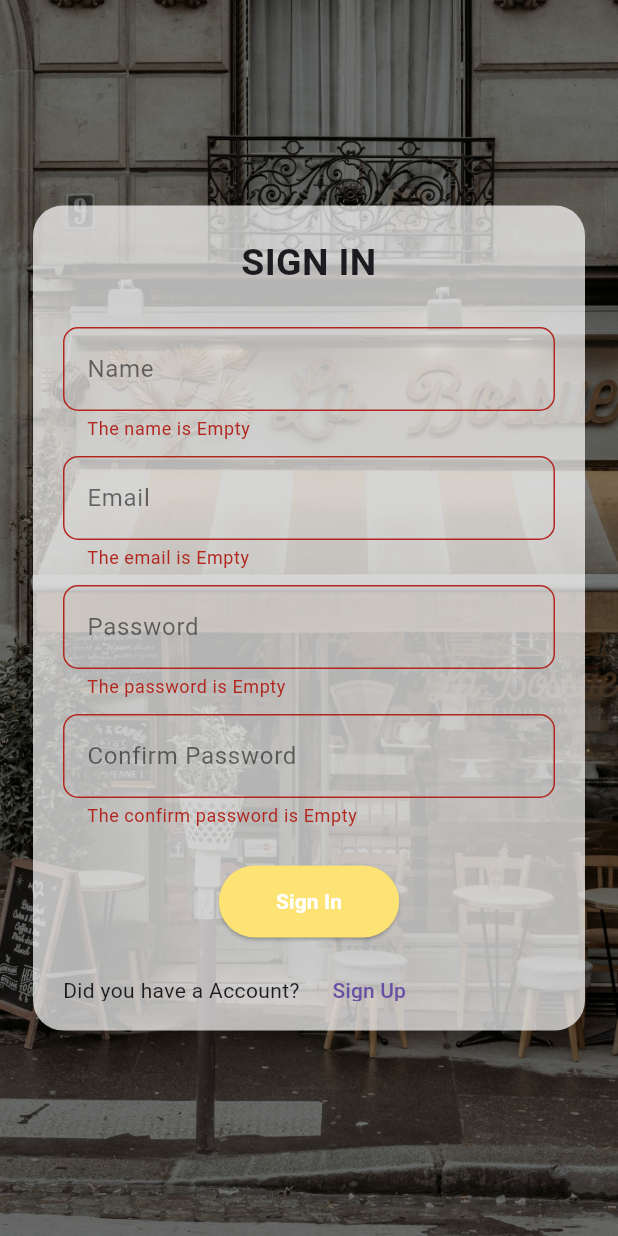
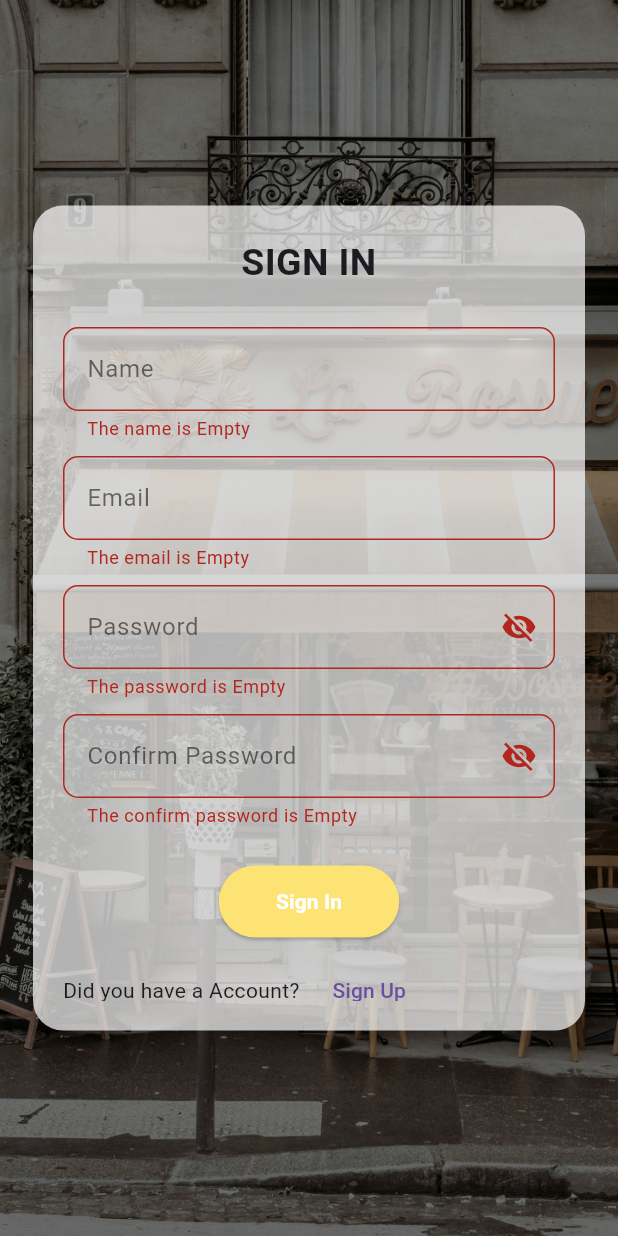
Before and after one commit to alfredliu-development/online-coffee-shop, a Flutter app: the SignIn screen opened directly, after a tap on "Sign In", on a phone screen of 412 x 824 dp. Run offline on Flutter 3.47's test engine with Material 3 defaults, Android fonts, the phone set to English and light mode, and no system bars; Roboto replaces fonts that are missing (Decol, HarunoUmi).

Commit message:
Online Coffee Shop part 1

```diff
--- a/lib/sign_in.dart
+++ b/lib/sign_in.dart
@@ -14,6 +14,9 @@ class _SignInState extends State<SignIn> {
   final _emailController = TextEditingController();
   final _passwordController = TextEditingController();
   final _passwordConfirmController = TextEditingController();
+
+  bool _passwordVisible = false;
+  bool _passwordConfirmVisible = false;
 
   @override
   Widget build(BuildContext context) {
@@ -115,10 +118,21 @@ class _SignInState extends State<SignIn> {
                           SizedBox(height: 10),
                           TextFormField(
                             controller: _passwordController,
+                            obscureText: !_passwordVisible,
                             decoration: InputDecoration(
                               labelText: "Password",
                               labelStyle: TextStyle(
                                 color: Colors.black54
+                              ),
+
+                              suffixIcon: IconButton(
+                                icon: Icon(
+                                  _passwordVisible ? Icons.visibility : Icons.visibility_off
+                                ),
+
+                                onPressed: () => setState(() {
+                                  _passwordVisible = !_passwordVisible;
+                                }),
                               ),
 
                               focusedBorder: OutlineInputBorder(
@@ -143,10 +157,21 @@ class _SignInState extends State<SignIn> {
                           SizedBox(height: 10),
                           TextFormField(
                             controller: _passwordConfirmController,
+                            obscureText: !_passwordConfirmVisible,
                             decoration: InputDecoration(
                               labelText: "Confirm Password",
                               labelStyle: TextStyle(
                                 color: Colors.black54
+                              ),
+
+                              suffixIcon: IconButton(
+                                icon: Icon(
+                                  _passwordConfirmVisible ? Icons.visibility : Icons.visibility_off
+                                ),
+
+                                onPressed: () => setState(() {
+                                  _passwordConfirmVisible = !_passwordConfirmVisible;
+                                }),
                               ),
 
                               focusedBorder: OutlineInputBorder(
@@ -163,8 +188,12 @@ class _SignInState extends State<SignIn> {
 
                             keyboardType: TextInputType.visiblePassword,
                             validator: (v) {
-                              return v == null || v.isEmpty
-                                  ? 'The confirm password is Empty' : null;
+                              if (v == null || v.isEmpty) {
+                                return "The confirm password is Empty";
+                              }
+
+                              return v != _passwordController.text
+                                  ? 'The confirm password must same with password' : null;
                             }
                           ),
 
--- a/lib/sign_up.dart
+++ b/lib/sign_up.dart
@@ -90,6 +90,7 @@ class _SignUpState extends State<SignUp> {
                           SizedBox(height: 20),
                           TextFormField(
                             controller: _passwordController,
+                            obscureText: true,
                             decoration: InputDecoration(
                                 labelText: "Password",
                                 labelStyle: TextStyle(
--- a/pubspec.yaml
+++ b/pubspec.yaml
@@ -65,6 +65,7 @@ flutter:
   #   - images/a_dot_ham.jpeg
   assets:
     - assets/image/
+    - assets/image/logo/
 
   # An image asset can refer to one or more resolution-specific "variants", see
   # https://flutter.dev/to/resolution-aware-images
```
Also changed, not shown: lib/navigator/home/home_bar.dart (+18 -4 lines), assets/image/logo/instagram.png (added), assets/image/logo/tik_tok.jpg (added), assets/image/logo/twitter_x.jpg (added).
